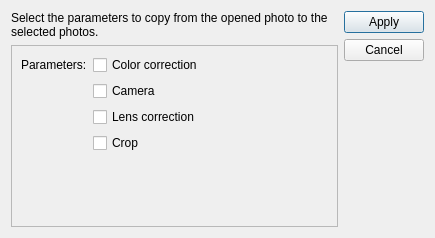
This is src/preprocessor/gui/designer/apply_parameters_dialog.ui in CAMBioMed/preprocessor as Qt 5 draws it before an edit. The edited form follows.
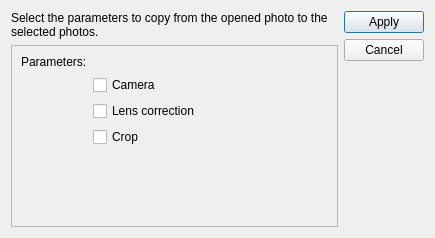
This is the edited form.

Commit message: Use new serializer classes for LensCorrectionParams, RulerParams, CropParams

Diff of the .ui file:
```diff
--- a/src/preprocessor/gui/designer/apply_parameters_dialog.ui
+++ b/src/preprocessor/gui/designer/apply_parameters_dialog.ui
@@ -54,13 +54,6 @@
            </property>
           </widget>
          </item>
-         <item row="0" column="1">
-          <widget class="QCheckBox" name="chkColorCorrection">
-           <property name="text">
-            <string>Color correction</string>
-           </property>
-          </widget>
-         </item>
          <item row="4" column="1">
           <spacer name="verticalSpacer">
            <property name="orientation">
```
The commit also changes 23 other files.
